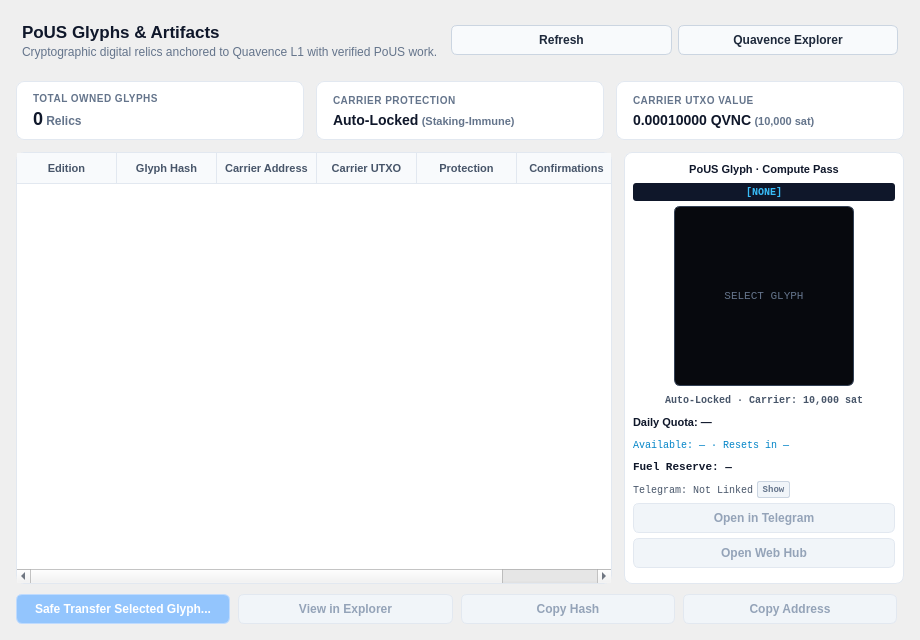
The window that src/qt/forms/glyphspage.ui (quavence/quavence-node) describes before a commit, drawn with Qt 5.
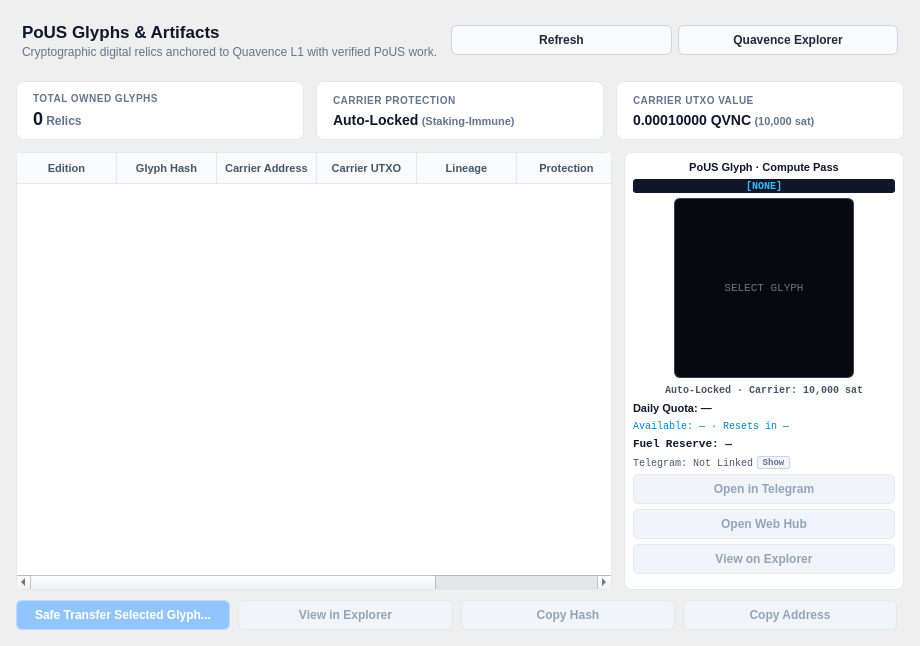
The same window after the commit. The open tabs and pages were chosen to show the change.

```diff
--- a/src/qt/forms/glyphspage.ui
+++ b/src/qt/forms/glyphspage.ui
@@ -457,6 +457,11 @@
              <string>Carrier UTXO</string>
             </property>
            </column>
+           <column>
+            <property name="text">
+             <string>Lineage</string>
+            </property>
+           </column>
            <column>
             <property name="text">
              <string>Protection</string>
@@ -667,6 +672,16 @@
               </property>
              </widget>
             </item>
+            <item>
+             <widget class="QPushButton" name="btnViewOnExplorer">
+              <property name="enabled">
+               <bool>false</bool>
+              </property>
+              <property name="text">
+               <string>View on Explorer</string>
+              </property>
+             </widget>
+            </item>
             <item>
              <spacer name="companionBottomSpacer">
               <property name="orientation">
```
Left out of the diff: 2 changed lines with no effect on the pictures.
